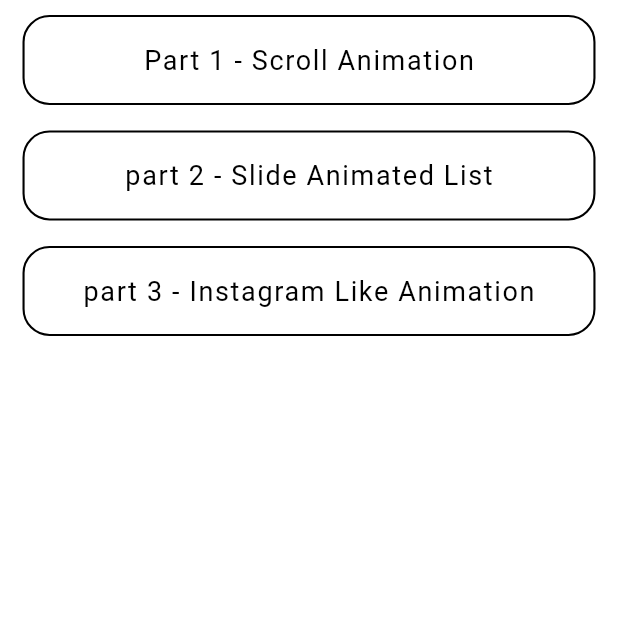
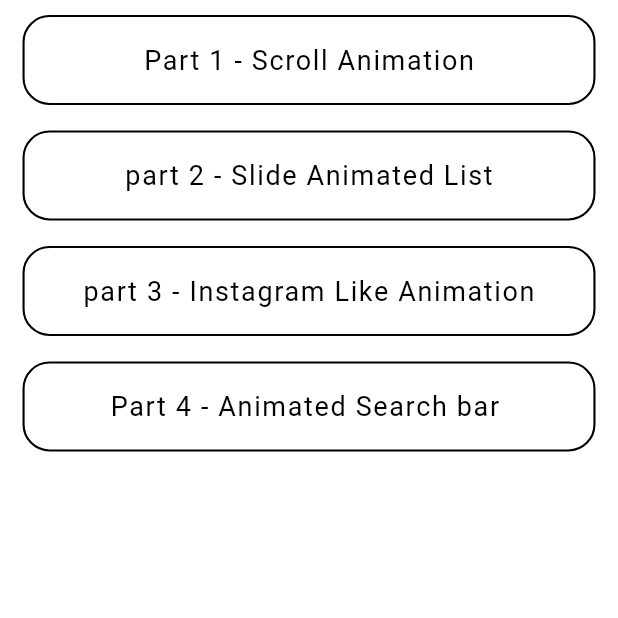
Before and after one commit to Zeeshan-progs/Flutter_Animation, a Flutter app: the screen it shows after launch, on a phone screen of 412 x 824 dp, the top half of it. Run offline on Flutter 3.47's test engine with Material 2 defaults, Android fonts, the phone set to English and light mode, and no system bars; our stand-ins replace google_fonts; missing offline and left inert: animator.

Commit message:
part 4 animated searchbar

```diff
--- a/lib/home_page.dart
+++ b/lib/home_page.dart
@@ -1,4 +1,5 @@
 import 'package:animated_list_view/Animated%20Scroll%20List/home_screen.dart';
+import 'package:animated_list_view/Animated%20SearchBar/animated_searchbar.dart';
 import 'package:animated_list_view/Animated%20Slide%20List/slide_animated_list.dart';
 import 'package:animated_list_view/constent.dart';
 import 'package:flutter/material.dart';
@@ -31,7 +32,11 @@ class HomeScreen extends StatelessWidget {
               ),
               Button(
                   text: 'part 3 - Instagram Like Animation',
-                  widget: const InstagramLikeAnimation())
+                  widget: const InstagramLikeAnimation()),
+              Button(
+                text: 'Part 4 - Animated Search bar ',
+                widget: const AnimatedSearchBar(),
+              )
             ],
           ),
         ),
@@ -67,13 +72,18 @@ class _ButtonState extends State<Button> {
       child: AnimatedContainer(
         height: 60,
         margin: const EdgeInsets.only(top: 10, right: 15, left: 15, bottom: 7),
-        duration: const Duration(seconds: 2),
+        duration: const Duration(seconds: 1),
         decoration: BoxDecoration(
           border: Border.all(
             color: Colors.black,
             width: 1.4,
           ),
           borderRadius: BorderRadius.circular(18),
+        ),
+        transform: Matrix4.translationValues(
+          widget.text.isEmpty ? MediaQuery.of(context).size.width : 0,
+          0,
+          0,
         ),
         curve: Curves.bounceInOut,
         child: Center(
```
Also changed, not shown: lib/Animated SearchBar/animated_searchbar.dart (added, +75 -0 lines), pubspec.lock, 2 other files.
